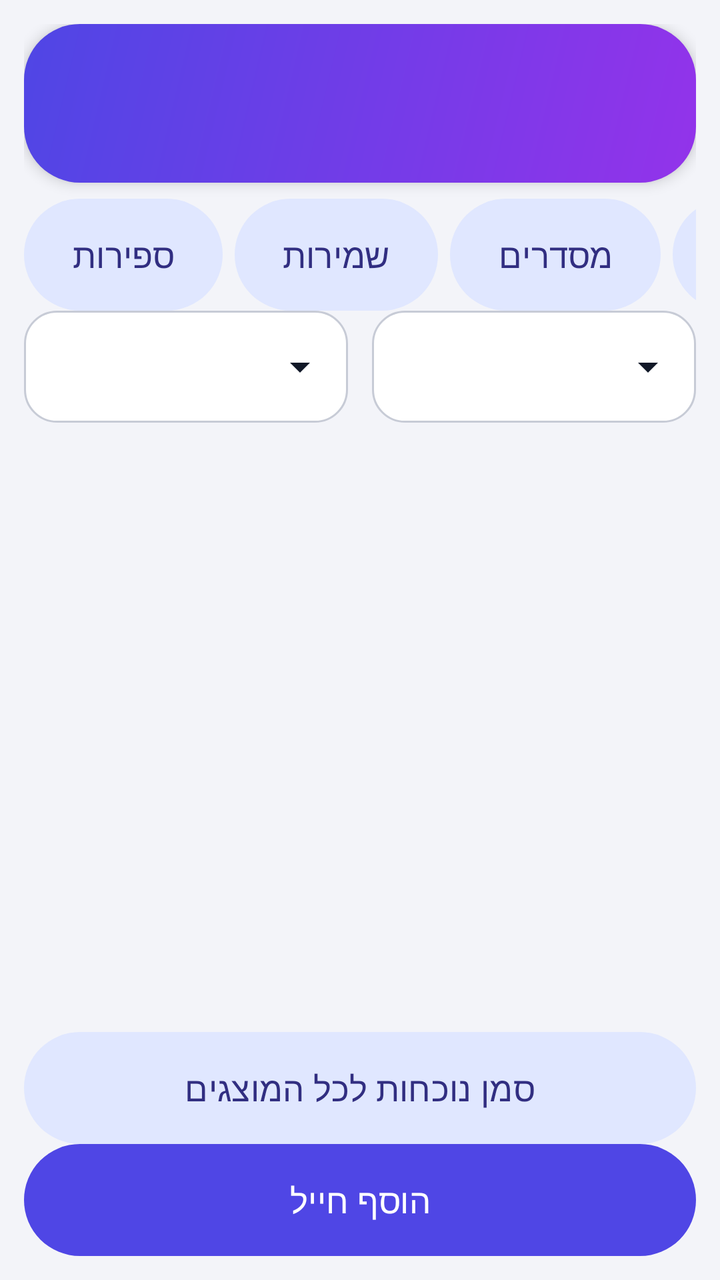
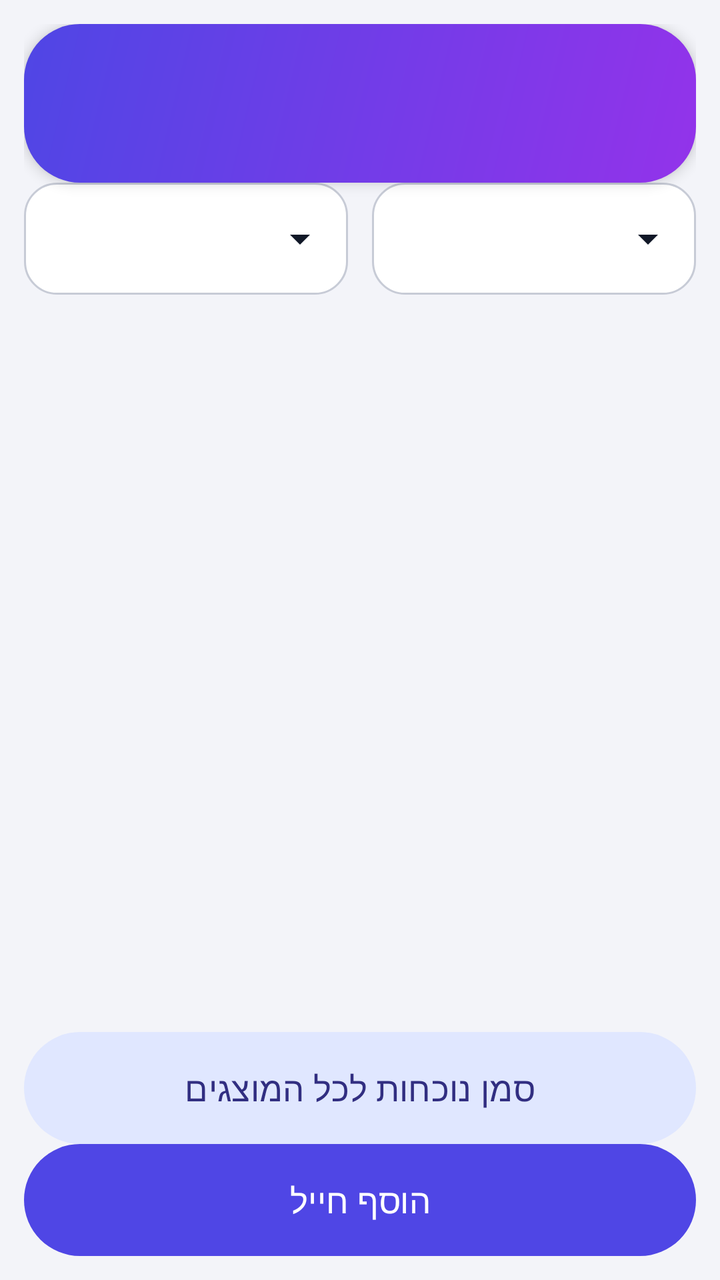

Screens rendered from an Android XML layout before and after an edit, with the pre-edit source and the edit as a unified diff.
<!-- AndroidManifest.xml: application theme Theme.Hakshev -->
<!-- res/layout/activity_roster.xml -->
<?xml version="1.0" encoding="utf-8"?>
<LinearLayout xmlns:android="http://schemas.android.com/apk/res/android"
    android:layout_width="match_parent"
    android:layout_height="match_parent"
    android:orientation="vertical"
    android:padding="12dp">

    
    <LinearLayout
        android:id="@+id/headerMain"
        android:layout_width="match_parent"
        android:layout_height="wrap_content"
        android:background="@drawable/bg_hero"
        android:elevation="4dp"
        android:orientation="vertical"
        android:padding="16dp">

        <TextView
            android:id="@+id/tvGreeting"
            android:layout_width="match_parent"
            android:layout_height="wrap_content"
            android:fontFamily="sans-serif-medium"
            android:textColor="#FFFFFF"
            android:textSize="20sp" />

        <TextView
            android:id="@+id/tvPresent"
            android:layout_width="match_parent"
            android:layout_height="wrap_content"
            android:textColor="#D9FFFFFF"
            android:textSize="15sp" />
    </LinearLayout>

    <HorizontalScrollView
        android:id="@+id/navRow"
        android:layout_width="match_parent"
        android:layout_height="wrap_content"
        android:layout_marginTop="8dp"
        android:scrollbars="none">

        <LinearLayout
            android:layout_width="wrap_content"
            android:layout_height="wrap_content"
            android:orientation="horizontal">

            <com.google.android.material.button.MaterialButton
                android:id="@+id/btnCounters"
                style="@style/HkButtonOutlined"
                android:layout_width="wrap_content"
                android:layout_height="wrap_content"
                android:layout_marginEnd="6dp"
                android:text="@string/tile_counters" />

            <com.google.android.material.button.MaterialButton
                android:id="@+id/btnDuties"
                style="@style/HkButtonOutlined"
                android:layout_width="wrap_content"
                android:layout_height="wrap_content"
                android:layout_marginEnd="6dp"
                android:text="@string/tile_duties" />

            <com.google.android.material.button.MaterialButton
                android:id="@+id/btnInspections"
                style="@style/HkButtonOutlined"
                android:layout_width="wrap_content"
                android:layout_height="wrap_content"
                android:layout_marginEnd="6dp"
                android:text="@string/tile_inspections" />

            <com.google.android.material.button.MaterialButton
                android:id="@+id/btnOverview"
                style="@style/HkButtonOutlined"
                android:layout_width="wrap_content"
                android:layout_height="wrap_content"
                android:layout_marginEnd="6dp"
                android:text="@string/nav_overview" />

            <com.google.android.material.button.MaterialButton
                android:id="@+id/btnSettings"
                style="@style/HkButtonOutlined"
                android:layout_width="wrap_content"
                android:layout_height="wrap_content"
                android:text="@string/tile_settings" />
        </LinearLayout>
    </HorizontalScrollView>

    <TextView
        android:id="@+id/titleEdit"
        style="@style/HkTitle"
        android:layout_width="match_parent"
        android:layout_height="wrap_content"
        android:text="@string/nav_edit_soldiers"
        android:visibility="gone" />

    <LinearLayout
        android:layout_width="match_parent"
        android:layout_height="wrap_content"
        android:orientation="horizontal">

        <Spinner style="@style/HkSpinner"
            android:id="@+id/spSquad"
            android:layout_width="0dp"
            android:layout_height="56dp"
            android:layout_marginEnd="6dp"
            android:layout_weight="1" />

        <Spinner style="@style/HkSpinner"
            android:id="@+id/spStatus"
            android:layout_width="0dp"
            android:layout_height="56dp"
            android:layout_marginStart="6dp"
            android:layout_weight="1" />
    </LinearLayout>

    <TextView
        android:id="@+id/tvCount"
        style="@style/HkBody"
        android:layout_width="match_parent"
        android:layout_height="wrap_content"
        android:textSize="15sp" />

    <androidx.recyclerview.widget.RecyclerView
        android:id="@+id/list"
        android:layout_width="match_parent"
        android:layout_height="0dp"
        android:layout_weight="1" />

    <com.google.android.material.button.MaterialButton
        android:id="@+id/btnBulkPresent"
        style="@style/HkButtonOutlined"
        android:layout_width="match_parent"
        android:layout_height="wrap_content"
        android:text="@string/bulk_present" />

    <com.google.android.material.button.MaterialButton
        android:id="@+id/btnAdd"
        style="@style/HkButton"
        android:layout_width="match_parent"
        android:layout_height="wrap_content"
        android:text="@string/add_soldier" />
</LinearLayout>
<!-- resources referenced by this layout -->
<resources>
  <!-- drawable bg_hero (drawable) -->
  <?xml version="1.0" encoding="utf-8"?>
  <shape xmlns:android="http://schemas.android.com/apk/res/android"
      android:shape="rectangle">
      <gradient
          android:angle="315"
          android:endColor="@color/hk_hero_end"
          android:startColor="@color/hk_hero_start"
          android:type="linear" />
      <corners android:radius="28dp" />
  </shape>
  <string name="add_soldier">הוסף חייל</string>
  <string name="bulk_present">סמן נוכחות לכל המוצגים</string>
  <string name="nav_edit_soldiers">עריכת נתוני חיילים</string>
  <string name="nav_overview">סקירה</string>
  <string name="tile_counters">ספירות</string>
  <string name="tile_duties">שמירות</string>
  <string name="tile_inspections">מסדרים</string>
  <string name="tile_settings">הגדרות</string>
  <style name="HkBody" parent="">
          <item name="android:textSize">18sp</item>
          <item name="android:textColor">?attr/colorOnBackground</item>
      </style>
  <style name="HkButton" parent="Widget.Material3.Button">
          <item name="android:minHeight">56dp</item>
          <item name="android:textSize">17sp</item>
          <item name="android:textAllCaps">false</item>
          <item name="android:fontFamily">sans-serif-medium</item>
          <item name="android:insetTop">0dp</item>
          <item name="android:insetBottom">0dp</item>
          <item name="cornerRadius">28dp</item>
      </style>
  <style name="HkButtonOutlined" parent="Widget.Material3.Button.TonalButton">
          <item name="android:minHeight">56dp</item>
          <item name="android:textSize">17sp</item>
          <item name="android:textAllCaps">false</item>
          <item name="android:fontFamily">sans-serif-medium</item>
          <item name="android:insetTop">0dp</item>
          <item name="android:insetBottom">0dp</item>
          <item name="cornerRadius">28dp</item>
      </style>
  <style name="HkSpinner" parent="Widget.AppCompat.Spinner">
          <item name="android:background">@drawable/bg_spinner</item>
          <item name="android:paddingStart">16dp</item>
          <item name="android:paddingEnd">44dp</item>
      </style>
  <style name="HkTitle" parent="">
          <item name="android:textSize">28sp</item>
          <item name="android:textStyle">bold</item>
          <item name="android:fontFamily">sans-serif-medium</item>
          <item name="android:textColor">?attr/colorOnBackground</item>
          <item name="android:paddingTop">8dp</item>
          <item name="android:paddingBottom">8dp</item>
      </style>
  <color name="hk_hero_end">#9333EA</color>
  <color name="hk_hero_start">#4F46E5</color>
  <color name="hk_primary">#4F46E5</color>
  <color name="hk_on_primary">#FFFFFF</color>
  <color name="hk_container">#E0E7FF</color>
  <color name="hk_on_container">#312E81</color>
  <color name="hk_bg">#F3F4F9</color>
  <color name="hk_surface">#FFFFFF</color>
  <color name="hk_text">#111827</color>
  <color name="hk_muted">#4B5563</color>
  <color name="hk_outline">#C7CBD6</color>
  <color name="hk_alert">#DC2626</color>
  <!-- drawable ic_arrow_down (drawable) -->
  <?xml version="1.0" encoding="utf-8"?>
  <vector xmlns:android="http://schemas.android.com/apk/res/android"
      android:width="24dp"
      android:height="24dp"
      android:viewportWidth="24"
      android:viewportHeight="24">
      <path
          android:fillColor="@color/hk_text"
          android:pathData="M7,10l5,5 5,-5z" />
  </vector>
  <!-- unchanged entries left out for length: 2 -->
</resources>

<!-- the commit's change to res/layout/activity_roster.xml (unified diff, before → after) -->
@@ -30,59 +30,6 @@
             android:textColor="#D9FFFFFF"
             android:textSize="15sp" />
     </LinearLayout>
-
-    <HorizontalScrollView
-        android:id="@+id/navRow"
-        android:layout_width="match_parent"
-        android:layout_height="wrap_content"
-        android:layout_marginTop="8dp"
-        android:scrollbars="none">
-
-        <LinearLayout
-            android:layout_width="wrap_content"
-            android:layout_height="wrap_content"
-            android:orientation="horizontal">
-
-            <com.google.android.material.button.MaterialButton
-                android:id="@+id/btnCounters"
-                style="@style/HkButtonOutlined"
-                android:layout_width="wrap_content"
-                android:layout_height="wrap_content"
-                android:layout_marginEnd="6dp"
-                android:text="@string/tile_counters" />
-
-            <com.google.android.material.button.MaterialButton
-                android:id="@+id/btnDuties"
-                style="@style/HkButtonOutlined"
-                android:layout_width="wrap_content"
-                android:layout_height="wrap_content"
-                android:layout_marginEnd="6dp"
-                android:text="@string/tile_duties" />
-
-            <com.google.android.material.button.MaterialButton
-                android:id="@+id/btnInspections"
-                style="@style/HkButtonOutlined"
-                android:layout_width="wrap_content"
-                android:layout_height="wrap_content"
-                android:layout_marginEnd="6dp"
-                android:text="@string/tile_inspections" />
-
-            <com.google.android.material.button.MaterialButton
-                android:id="@+id/btnOverview"
-                style="@style/HkButtonOutlined"
-                android:layout_width="wrap_content"
-                android:layout_height="wrap_content"
-                android:layout_marginEnd="6dp"
-                android:text="@string/nav_overview" />
-
-            <com.google.android.material.button.MaterialButton
-                android:id="@+id/btnSettings"
-                style="@style/HkButtonOutlined"
-                android:layout_width="wrap_content"
-                android:layout_height="wrap_content"
-                android:text="@string/tile_settings" />
-        </LinearLayout>
-    </HorizontalScrollView>
 
     <TextView
         android:id="@+id/titleEdit"
<!-- resource entries referenced after the edit -->
@@ -14,11 +14,6 @@
   <string name="add_soldier">הוסף חייל</string>
   <string name="bulk_present">סמן נוכחות לכל המוצגים</string>
   <string name="nav_edit_soldiers">עריכת נתוני חיילים</string>
-  <string name="nav_overview">סקירה</string>
-  <string name="tile_counters">ספירות</string>
-  <string name="tile_duties">שמירות</string>
-  <string name="tile_inspections">מסדרים</string>
-  <string name="tile_settings">הגדרות</string>
   <style name="HkBody" parent="">
           <item name="android:textSize">18sp</item>
           <item name="android:textColor">?attr/colorOnBackground</item>
